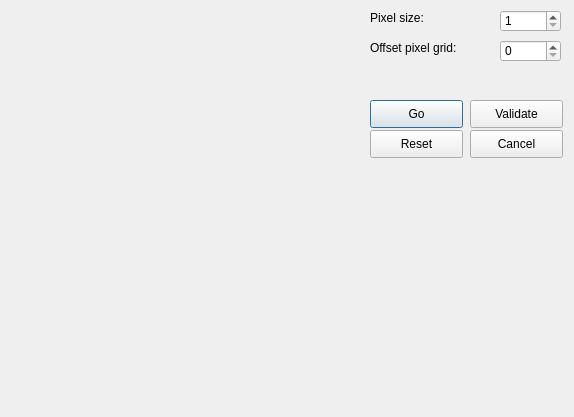
Old version of the form ui/pixel_perfect.ui in the repository Coul33t/reduce-colours.
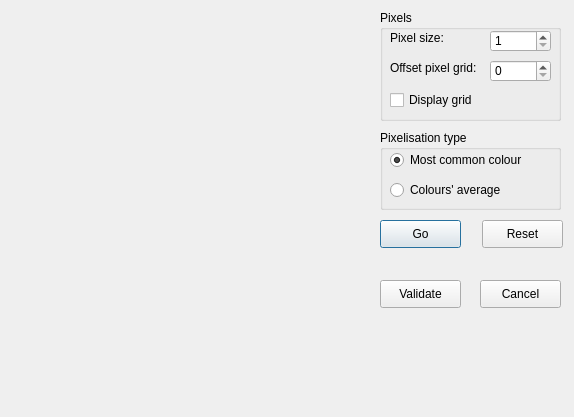
New version of the form.

Commit message: :sparkles: :lipstick: Added new colour blending methods, improved UI

What changed in the file:
```diff
--- a/ui/pixel_perfect.ui
+++ b/ui/pixel_perfect.ui
@@ -29,9 +29,9 @@
   <widget class="QPushButton" name="pushButton_go">
    <property name="geometry">
     <rect>
-     <x>370</x>
-     <y>100</y>
-     <width>93</width>
+     <x>380</x>
+     <y>220</y>
+     <width>81</width>
      <height>28</height>
     </rect>
    </property>
@@ -42,9 +42,9 @@
   <widget class="QPushButton" name="pushButton_validate">
    <property name="geometry">
     <rect>
-     <x>470</x>
-     <y>100</y>
-     <width>93</width>
+     <x>380</x>
+     <y>280</y>
+     <width>81</width>
      <height>28</height>
     </rect>
    </property>
@@ -55,9 +55,9 @@
   <widget class="QPushButton" name="pushButton_cancel">
    <property name="geometry">
     <rect>
-     <x>470</x>
-     <y>130</y>
-     <width>93</width>
+     <x>480</x>
+     <y>280</y>
+     <width>81</width>
      <height>28</height>
     </rect>
    </property>
@@ -65,11 +65,78 @@
     <string>Cancel</string>
    </property>
   </widget>
+  <widget class="QPushButton" name="pushButton_reset">
+   <property name="geometry">
+    <rect>
+     <x>482</x>
+     <y>220</y>
+     <width>81</width>
+     <height>28</height>
+    </rect>
+   </property>
+   <property name="text">
+    <string>Reset</string>
+   </property>
+  </widget>
+  <widget class="QGroupBox" name="groupBox_pixelisation_type">
+   <property name="geometry">
+    <rect>
+     <x>380</x>
+     <y>130</y>
+     <width>181</width>
+     <height>80</height>
+    </rect>
+   </property>
+   <property name="title">
+    <string>Pixelisation type</string>
+   </property>
+   <widget class="QRadioButton" name="radioButton_common_colour">
+    <property name="geometry">
+     <rect>
+      <x>10</x>
+      <y>20</y>
+      <width>151</width>
+      <height>20</height>
+     </rect>
+    </property>
+    <property name="text">
+     <string>Most common colour</string>
+    </property>
+    <property name="checked">
+     <bool>true</bool>
+    </property>
+   </widget>
+   <widget class="QRadioButton" name="radioButton_colours_average">
+    <property name="geometry">
+     <rect>
+      <x>10</x>
+      <y>50</y>
+      <width>141</width>
+      <height>20</height>
+     </rect>
+    </property>
+    <property name="text">
+     <string>Colours' average</string>
+    </property>
+   </widget>
+  </widget>
+  <widget class="QGroupBox" name="groupBox_pixels">
+   <property name="geometry">
+    <rect>
+     <x>380</x>
+     <y>10</y>
+     <width>181</width>
+     <height>111</height>
+    </rect>
+   </property>
+   <property name="title">
+    <string>Pixels</string>
+   </property>
   <widget class="QLabel" name="label_pixel_size">
    <property name="geometry">
     <rect>
-     <x>370</x>
-     <y>10</y>
+      <x>10</x>
+      <y>20</y>
      <width>55</width>
      <height>16</height>
     </rect>
@@ -81,8 +148,8 @@
   <widget class="QSpinBox" name="spinBox_pixel_size">
    <property name="geometry">
     <rect>
-     <x>500</x>
-     <y>10</y>
+      <x>110</x>
+      <y>20</y>
      <width>61</width>
      <height>22</height>
     </rect>
@@ -94,24 +161,11 @@
     <number>999999</number>
    </property>
   </widget>
-  <widget class="QPushButton" name="pushButton_reset">
-   <property name="geometry">
-    <rect>
-     <x>370</x>
-     <y>130</y>
-     <width>93</width>
-     <height>28</height>
-    </rect>
-   </property>
-   <property name="text">
-    <string>Reset</string>
-   </property>
-  </widget>
   <widget class="QLabel" name="label_offset_pixel_grid">
    <property name="geometry">
     <rect>
-     <x>370</x>
-     <y>40</y>
+      <x>10</x>
+      <y>50</y>
      <width>101</width>
      <height>16</height>
     </rect>
@@ -123,12 +177,26 @@
   <widget class="QSpinBox" name="spinBox_offset_pixel_grid">
    <property name="geometry">
     <rect>
-     <x>500</x>
-     <y>40</y>
+      <x>110</x>
+      <y>50</y>
      <width>61</width>
      <height>22</height>
     </rect>
    </property>
+   </widget>
+   <widget class="QCheckBox" name="checkBox_display_grid">
+    <property name="geometry">
+     <rect>
+      <x>10</x>
+      <y>80</y>
+      <width>91</width>
+      <height>20</height>
+     </rect>
+    </property>
+    <property name="text">
+     <string>Display grid</string>
+    </property>
+   </widget>
   </widget>
  </widget>
  <resources/>
```
Lines whose indentation alone changed are shown as unchanged. The commit also changes 3 other files.
